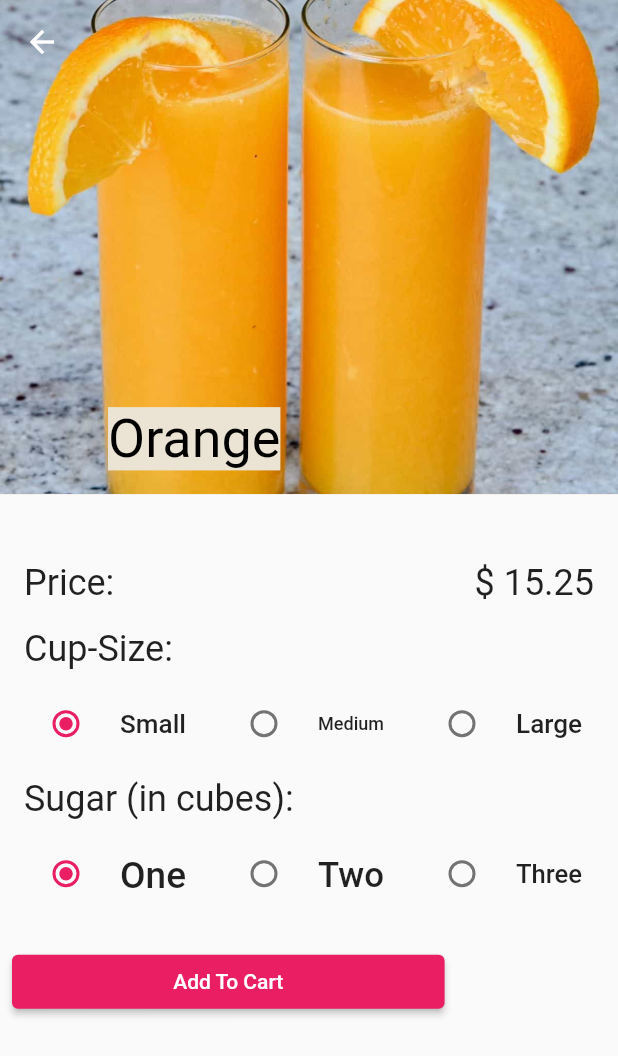
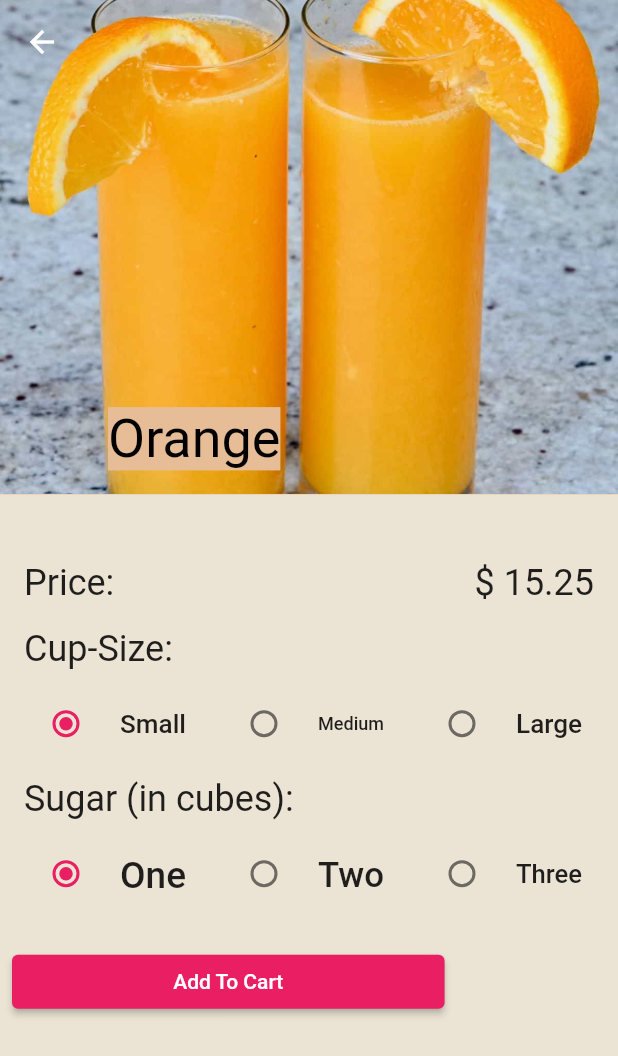
Before and after one commit to mo7amedaliEbaid/Coffee-Shop-Getx, a Flutter app: the JuiceScreen screen opened by its route, after a tap on an icon or button, on a phone screen of 412 x 824 dp. Shown: the top 1056 px of the screen. Run offline on Flutter 3.47's test engine with Material 2 defaults, Android fonts, the light colour scheme and no system bars; our stand-ins replace badges, get, get_storage; accounts and stored records are empty.

Commit message:
commit10

```diff
--- a/coffee_shop_getx/lib/view/screens/order_screen.dart
+++ b/coffee_shop_getx/lib/view/screens/order_screen.dart
@@ -1,12 +1,10 @@
 import 'package:badges/badges.dart';
 import 'package:coffee_shop_get/consts/app_constants.dart';
-import 'package:coffee_shop_get/controllers/cart_controller.dart';
 import 'package:coffee_shop_get/models/drink_model.dart';
 import 'package:flutter/cupertino.dart';
 import 'package:flutter/material.dart';
 import 'package:flutter/rendering.dart';
 import 'package:get/get.dart';
-import 'package:intl/intl.dart';
 import '../../consts/global_constants.dart';
 import '../../controllers/order_controller.dart';
 
@@ -18,6 +16,7 @@ class OrderScreen extends StatelessWidget {
     _orderController = Get.find<OrderController>();
     Size size = MediaQuery.of(context).size;
     return Scaffold(
+      backgroundColor: homescafold_color,
       floatingActionButton: Padding(
         padding: const EdgeInsets.fromLTRB(18.0, 0, 18, 60),
         child: Obx(
@@ -58,7 +57,6 @@ class OrderScreen extends StatelessWidget {
                 child: Column(
                   crossAxisAlignment: CrossAxisAlignment.start,
                   children: [
-                    // getHeaderWithQuantity(context),
                     SizedBox(
                       height: size.height * .035,
                     ),
@@ -84,7 +82,6 @@ class OrderScreen extends StatelessWidget {
                       ),
                     ],
                   ),
-                 //  buildTotalAmountWidget(context),
                     Padding(
                       padding: const EdgeInsets.all(8.0),
                       child: Text(
@@ -117,18 +114,17 @@ class OrderScreen extends StatelessWidget {
     Size size = MediaQuery.of(context).size;
 
     return SliverAppBar(
-      backgroundColor: homescafold_color,
+      backgroundColor: authbackcolor,
       expandedHeight: size.height * .4,
       pinned: true,
       snap: true,
       floating: true,
       flexibleSpace: FlexibleSpaceBar(
-          // centerTitle: true,
 
           title: Text(
             _orderController.getdrink.name,
             style: Theme.of(context).textTheme.headline5?.copyWith(
-                color: Colors.black, backgroundColor: homescafold_color),
+                color: Colors.black, backgroundColor: authbackcolor),
           ),
           background: Container(
             decoration: BoxDecoration(
@@ -331,33 +327,4 @@ class OrderScreen extends StatelessWidget {
       ],
     );
   }
-
- /* Widget buildTotalAmountWidget(BuildContext context) {
-    return Row(
-      mainAxisAlignment: MainAxisAlignment.spaceBetween,
-      children: [
-        Padding(
-          padding: const EdgeInsets.all(8.0),
-          child: Text(
-            "Total • ${NumberFormat.currency(decimalDigits: 0, symbol: '').format(_orderController.getdrink.price * _orderController.getdrink.qty)} \$",
-                              style: Theme.of(context).textTheme.headline5,
-                            ),
-         *//* Text(
-            'Total Amount:',
-            style: Theme.of(context).textTheme.headline5,
-          ),*//*
-        ),
-        Padding(
-          padding: const EdgeInsets.all(8.0),
-          child: Obx(
-            () => Text(
-              '\$ ${_orderController.getTotalPrice}',
-              textAlign: TextAlign.center,
-              style: Theme.of(context).textTheme.headline5,
-            ),
-          ),
-        ),
-      ],
-    );
-  }*/
 }
```
Also changed, not shown: coffee_shop_getx/lib/controllers/order_controller.dart (+2 -105 lines), coffee_shop_getx/lib/controllers/tea_controller.dart (+10 -5 lines), coffee_shop_getx/lib/models/order_model.dart (deleted, +0 -21 lines).
